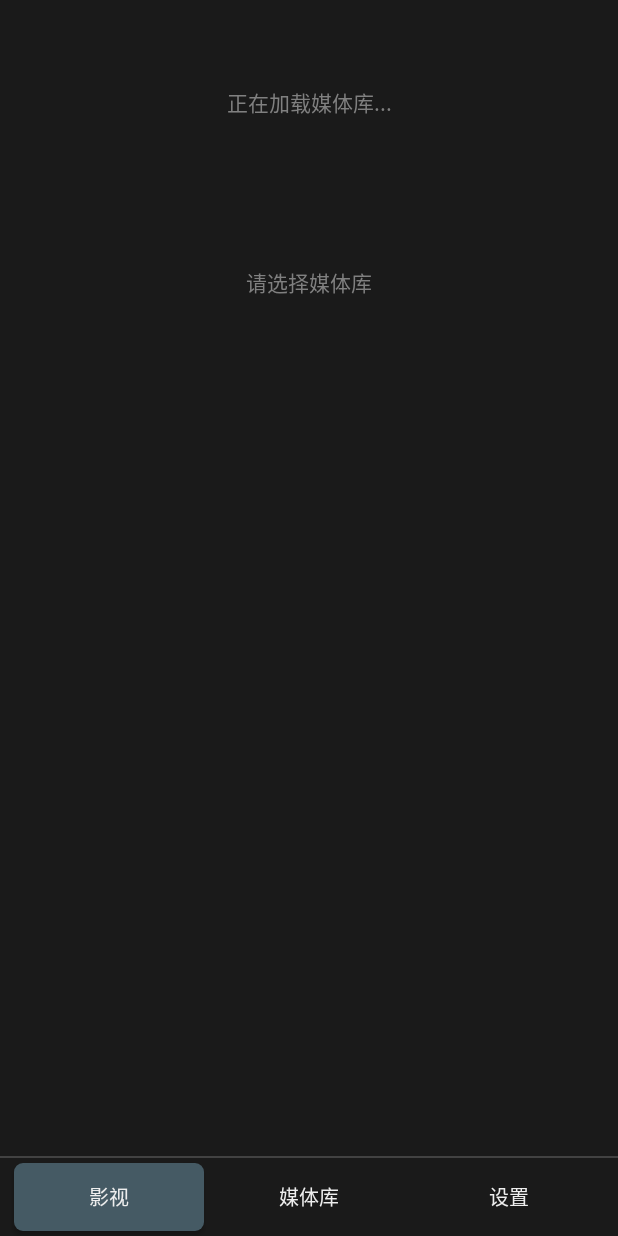
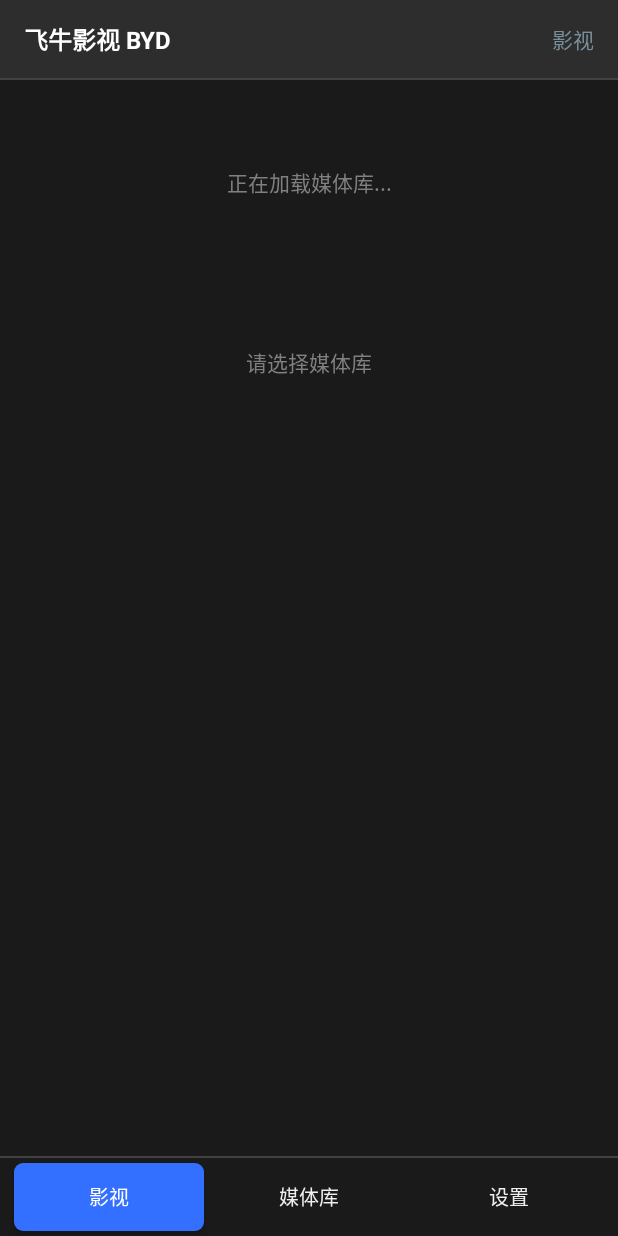
Before and after one commit to my788525/fnos_tv_danmu_byd, an Android app: the HomeActivity screen opened directly, with no data from a screen before it, on a phone screen of 412 x 824 dp. Run offline under Robolectric (Android 15) with nearby library versions, the phone set to English and light mode, and no system bars; pictures from the network do not load; 2 statements that could not run were skipped.

Commit message:
v1.2.3：修复选中图标/文件夹层级媒体库 + 界面美化
- 选中图标：主题层定义本地 checkbox/switch 矢量样式（ic_check_mark/bg_checkbox/switch_track/switch_thumb），规避车机 ROM 平台图缺失；弹幕等设置弹窗由 DeviceDefault 主题改为应用主题 Theme.FntvApp.Dialog
- 保留文件夹层级媒体库：onItemClick 对文件夹项进入下级浏览；browseItemsInContainer 列表为空（code 0）时自动以 exclude_grouped_video=0 回退重试
- 界面美化：首页顶部标题栏（应用名+当前分区）、Tab 选中态强调色填充+文字高亮、海报占位渐变
- 版本 bump 至 1.2.3（versionCode 23），同步 update.json

```diff
--- a/app/build.gradle
+++ b/app/build.gradle
@@ -16,8 +16,8 @@ android {
         applicationId "com.fntv.app.byd"
         minSdkVersion 19
         targetSdkVersion 32
-        versionCode 22
-        versionName "1.2.2"
+        versionCode 23
+        versionName "1.2.3"
         vectorDrawables.useSupportLibrary = true
         multiDexEnabled true
     }
--- /dev/null
+++ b/app/src/main/res/color/tab_text.xml
@@ -0,0 +1,6 @@
+<?xml version="1.0" encoding="utf-8"?>
+<!-- Tab 文字颜色：选中态白色高亮，其余浅灰 -->
+<selector xmlns:android="http://schemas.android.com/apk/res/android">
+    <item android:state_selected="true" android:color="#FFFFFFFF" />
+    <item android:color="@color/text_primary" />
+</selector>
--- a/app/src/main/res/drawable/bg_checkbox.xml
+++ b/app/src/main/res/drawable/bg_checkbox.xml
@@ -1,51 +1,28 @@
 <?xml version="1.0" encoding="utf-8"?>
-<!-- CheckBox 自定义按钮样式 -->
+<!-- CheckBox 按钮：本地矢量，不依赖车机 ROM 平台图（修复选中图标空白） -->
 <selector xmlns:android="http://schemas.android.com/apk/res/android">
-    <item android:state_checked="true" android:state_focused="true">
-        <layer-list>
-            <item>
-                <shape android:shape="rectangle">
-                    <solid android:color="@color/bg_button_focused" />
-                    <corners android:radius="4dp" />
-                    <stroke android:width="2dp" android:color="@color/border_focused" />
-                </shape>
-            </item>
-            <item android:drawable="@android:drawable/checkbox_on_background" />
-        </layer-list>
-    </item>
-    <item android:state_checked="false" android:state_focused="true">
-        <layer-list>
-            <item>
-                <shape android:shape="rectangle">
-                    <solid android:color="@color/bg_input" />
-                    <corners android:radius="4dp" />
-                    <stroke android:width="2dp" android:color="@color/border_focused" />
-                </shape>
-            </item>
-            <item android:drawable="@android:drawable/checkbox_off_background" />
-        </layer-list>
-    </item>
     <item android:state_checked="true">
         <layer-list>
             <item>
                 <shape android:shape="rectangle">
-                    <solid android:color="@color/bg_button_normal" />
+                    <solid android:color="@color/colorAccent" />
                     <corners android:radius="4dp" />
+                    <size android:width="20dp" android:height="20dp" />
                 </shape>
             </item>
-            <item android:drawable="@android:drawable/checkbox_on_background" />
+            <item
+                android:drawable="@drawable/ic_check_mark"
+                android:gravity="center" />
         </layer-list>
     </item>
-    <item android:state_checked="false">
-        <layer-list>
-            <item>
-                <shape android:shape="rectangle">
-                    <solid android:color="@color/bg_input" />
-                    <corners android:radius="4dp" />
-                    <stroke android:width="1dp" android:color="@color/border_light" />
-                </shape>
-            </item>
-            <item android:drawable="@android:drawable/checkbox_off_background" />
-        </layer-list>
+    <item>
+        <shape android:shape="rectangle">
+            <solid android:color="@color/bg_input" />
+            <corners android:radius="4dp" />
+            <stroke
+                android:width="1.5dp"
+                android:color="@color/border_light" />
+            <size android:width="20dp" android:height="20dp" />
+        </shape>
     </item>
 </selector>
--- /dev/null
+++ b/app/src/main/res/drawable/bg_poster_ph.xml
@@ -0,0 +1,11 @@
+<?xml version="1.0" encoding="utf-8"?>
+<!-- 海报占位渐变（无图时显示），替代纯灰块，提升质感 -->
+<shape xmlns:android="http://schemas.android.com/apk/res/android"
+    android:shape="rectangle">
+    <gradient
+        android:angle="135"
+        android:startColor="#FF2A2A2A"
+        android:centerColor="#FF333842"
+        android:endColor="#FF1F1F1F" />
+    <corners android:radius="10dp" />
+</shape>
--- /dev/null
+++ b/app/src/main/res/drawable/ic_check_mark.xml
@@ -0,0 +1,10 @@
+<?xml version="1.0" encoding="utf-8"?>
+<vector xmlns:android="http://schemas.android.com/apk/res/android"
+    android:width="16dp"
+    android:height="16dp"
+    android:viewportWidth="24"
+    android:viewportHeight="24">
+    <path
+        android:fillColor="#FFFFFFFF"
+        android:pathData="M9 16.17 4.83 12l-1.42 1.41L9 19 21 7l-1.41-1.41z" />
+</vector>
--- a/app/src/main/res/drawable/selector_tab.xml
+++ b/app/src/main/res/drawable/selector_tab.xml
@@ -1,20 +1,22 @@
 <?xml version="1.0" encoding="utf-8"?>
-<!-- Tab 按钮选择器 -->
+<!-- Tab 按钮选择器：选中态用强调色填充，清晰区分当前分区 -->
 <selector xmlns:android="http://schemas.android.com/apk/res/android">
-    <!-- 选中+聚焦：亮边框，明显区分 -->
+    <!-- 选中 + 聚焦：强调色填充 + 亮边框 -->
     <item android:state_selected="true" android:state_focused="true">
         <shape android:shape="rectangle">
-            <solid android:color="@color/bg_button_normal" />
-            <stroke android:width="2dp" android:color="#FF81C784" />
+            <solid android:color="#FF3370FF" />
+            <stroke android:width="2dp" android:color="#FF82B1FF" />
             <corners android:radius="6dp" />
         </shape>
     </item>
+    <!-- 选中（未聚焦）：强调色填充 -->
     <item android:state_selected="true">
         <shape android:shape="rectangle">
-            <solid android:color="@color/bg_button_normal" />
+            <solid android:color="#FF3370FF" />
             <corners android:radius="6dp" />
         </shape>
     </item>
+    <!-- 聚焦但未选中：浅边框高亮 -->
     <item android:state_focused="true">
         <shape android:shape="rectangle">
             <solid android:color="@color/bg_input" />
--- /dev/null
+++ b/app/src/main/res/drawable/switch_thumb.xml
@@ -0,0 +1,16 @@
+<?xml version="1.0" encoding="utf-8"?>
+<!-- Switch 滑块：本地矢量圆点，不依赖平台图 -->
+<selector xmlns:android="http://schemas.android.com/apk/res/android">
+    <item android:state_checked="true">
+        <shape android:shape="oval">
+            <solid android:color="#FFFFFFFF" />
+            <size android:width="18dp" android:height="18dp" />
+        </shape>
+    </item>
+    <item>
+        <shape android:shape="oval">
+            <solid android:color="#FFD0D0D0" />
+            <size android:width="18dp" android:height="18dp" />
+        </shape>
+    </item>
+</selector>
--- /dev/null
+++ b/app/src/main/res/drawable/switch_track.xml
@@ -0,0 +1,16 @@
+<?xml version="1.0" encoding="utf-8"?>
+<!-- Switch 轨道：本地矢量胶囊，不依赖平台图 -->
+<selector xmlns:android="http://schemas.android.com/apk/res/android">
+    <item android:state_checked="true">
+        <shape android:shape="rectangle">
+            <solid android:color="@color/colorAccent" />
+            <corners android:radius="16dp" />
+        </shape>
+    </item>
+    <item>
+        <shape android:shape="rectangle">
+            <solid android:color="#FF555555" />
+            <corners android:radius="16dp" />
+        </shape>
+    </item>
+</selector>
--- a/app/src/main/res/layout/activity_home.xml
+++ b/app/src/main/res/layout/activity_home.xml
@@ -11,6 +11,41 @@ DPAD 遥控器友好
     android:layout_height="match_parent"
     android:background="@color/bg_dark"
     android:orientation="vertical">
+
+    <!-- ========== 顶部标题栏 ========== -->
+    <LinearLayout
+        android:id="@+id/topBar"
+        android:layout_width="match_parent"
+        android:layout_height="52dp"
+        android:background="@color/bg_card"
+        android:gravity="center_vertical"
+        android:orientation="horizontal"
+        android:paddingLeft="16dp"
+        android:paddingRight="16dp">
+
+        <TextView
+            android:layout_width="wrap_content"
+            android:layout_height="wrap_content"
+            android:text="飞牛影视 BYD"
+            android:textColor="@color/text_white"
+            android:textSize="16sp"
+            android:textStyle="bold" />
+
+        <TextView
+            android:id="@+id/tvSection"
+            android:layout_width="0dp"
+            android:layout_height="wrap_content"
+            android:layout_weight="1"
+            android:gravity="end"
+            android:text="影视"
+            android:textColor="@color/colorAccent"
+            android:textSize="14sp" />
+    </LinearLayout>
+
+    <View
+        android:layout_width="match_parent"
+        android:layout_height="1dp"
+        android:background="@color/divider" />
 
     <!-- ========== 内容区域 ========== -->
     <FrameLayout
@@ -445,7 +480,7 @@ DPAD 遥控器友好
             android:nextFocusRight="@+id/tabLibrary"
             android:text="影视"
             android:textAllCaps="false"
-            android:textColor="@color/text_primary"
+            android:textColor="@color/tab_text"
             android:textSize="13sp" />
 
         <Button
@@ -460,7 +495,7 @@ DPAD 遥控器友好
             android:nextFocusRight="@+id/tabSettings"
             android:text="媒体库"
             android:textAllCaps="false"
-            android:textColor="@color/text_primary"
+            android:textColor="@color/tab_text"
             android:textSize="13sp" />
 
         <Button
@@ -474,7 +509,7 @@ DPAD 遥控器友好
             android:nextFocusLeft="@+id/tabLibrary"
             android:text="设置"
             android:textAllCaps="false"
-            android:textColor="@color/text_primary"
+            android:textColor="@color/tab_text"
             android:textSize="13sp" />
 
     </LinearLayout>
--- a/app/src/main/res/layout/activity_main.xml
+++ b/app/src/main/res/layout/activity_main.xml
@@ -153,7 +153,6 @@
                     android:layout_width="wrap_content"
                     android:layout_height="wrap_content"
                     android:layout_centerVertical="true"
-                    app:buttonTint="@color/colorAccent"
                     android:focusable="false"
                     android:text="记住密码"
                     android:textColor="@color/text_primary"
--- a/app/src/main/res/values/themes.xml
+++ b/app/src/main/res/values/themes.xml
@@ -16,6 +16,30 @@
 
         <!-- 让 Dialog / Popup 也用深色 -->
         <item name="android:alertDialogTheme">@style/DarkDialog</item>
+
+        <!-- 本地 checkbox / switch 样式（打进 APK，规避车机 ROM 平台图缺失导致的选中图标空白） -->
+        <item name="checkboxStyle">@style/FntvCheckBox</item>
+        <item name="switchStyle">@style/FntvSwitch</item>
+    </style>
+
+    <!-- 本地 CheckBox：用自带矢量对勾，避免平台 checkbox_on_background 在车机 ROM 缺失 -->
+    <style name="FntvCheckBox" parent="Widget.AppCompat.CompoundButton.CheckBox">
+        <item name="android:button">@drawable/bg_checkbox</item>
+    </style>
+
+    <!-- 本地 Switch：用自带轨道/滑块，避免平台 switch 图在车机 ROM 缺失 -->
+    <style name="FntvSwitch" parent="Widget.AppCompat.CompoundButton.Switch">
+        <item name="android:track">@drawable/switch_track</item>
+        <item name="android:thumb">@drawable/switch_thumb</item>
+    </style>
+
+    <!-- 弹幕设置等自定义 Dialog 主题：继承应用深色风格 + 本地 checkbox/switch 样式 -->
+    <style name="Theme.FntvApp.Dialog" parent="Theme.AppCompat.Dialog">
+        <item name="android:windowBackground">@color/bg_card</item>
+        <item name="colorAccent">@color/colorAccent</item>
+        <item name="android:textColorPrimary">@color/text_primary</item>
+        <item name="checkboxStyle">@style/FntvCheckBox</item>
+        <item name="switchStyle">@style/FntvSwitch</item>
     </style>
 
     <!-- 深色对话框主题 -->
@@ -23,6 +47,8 @@
         <item name="android:windowBackground">@color/bg_card</item>
         <item name="colorAccent">@color/colorAccent</item>
         <item name="android:textColorPrimary">@color/text_primary</item>
+        <item name="checkboxStyle">@style/FntvCheckBox</item>
+        <item name="switchStyle">@style/FntvSwitch</item>
     </style>
 
     <!-- 遥控器焦点高亮：配合 ?attr/selectableItemBackground 默认有涟漪/高亮 -->
```
Also changed, not shown: app/src/main/java/com/fntv/app/DanmuManager.java (+4 -4 lines), app/src/main/java/com/fntv/app/HomeActivity.java (+27 -5 lines), 1 other file.
